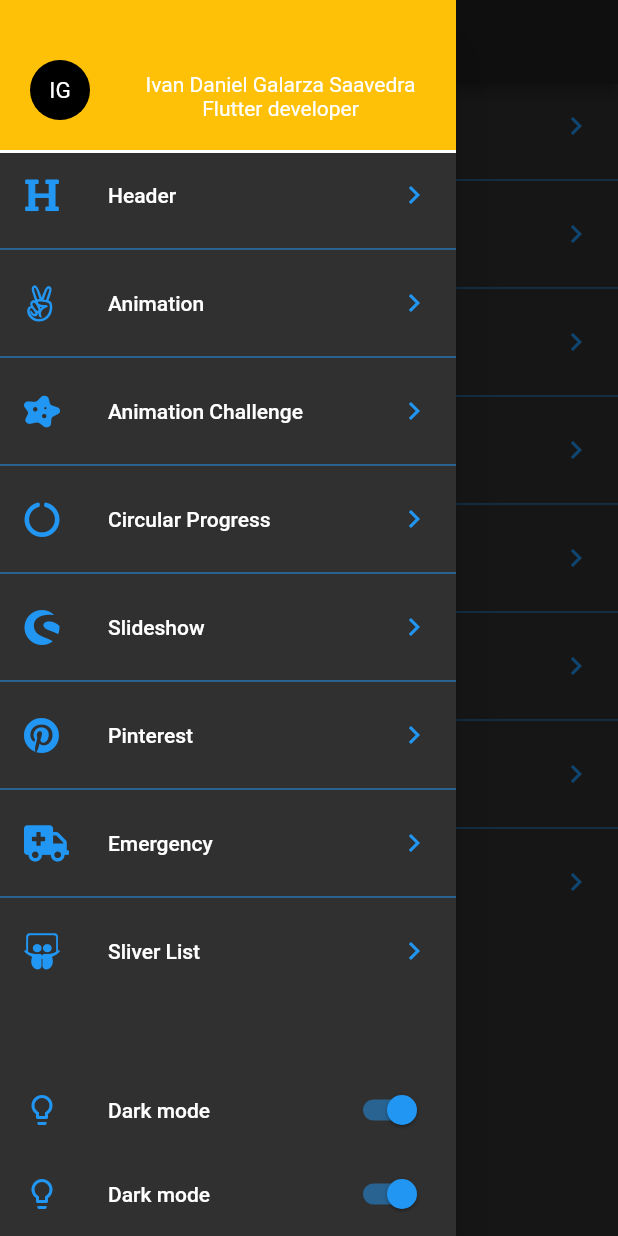
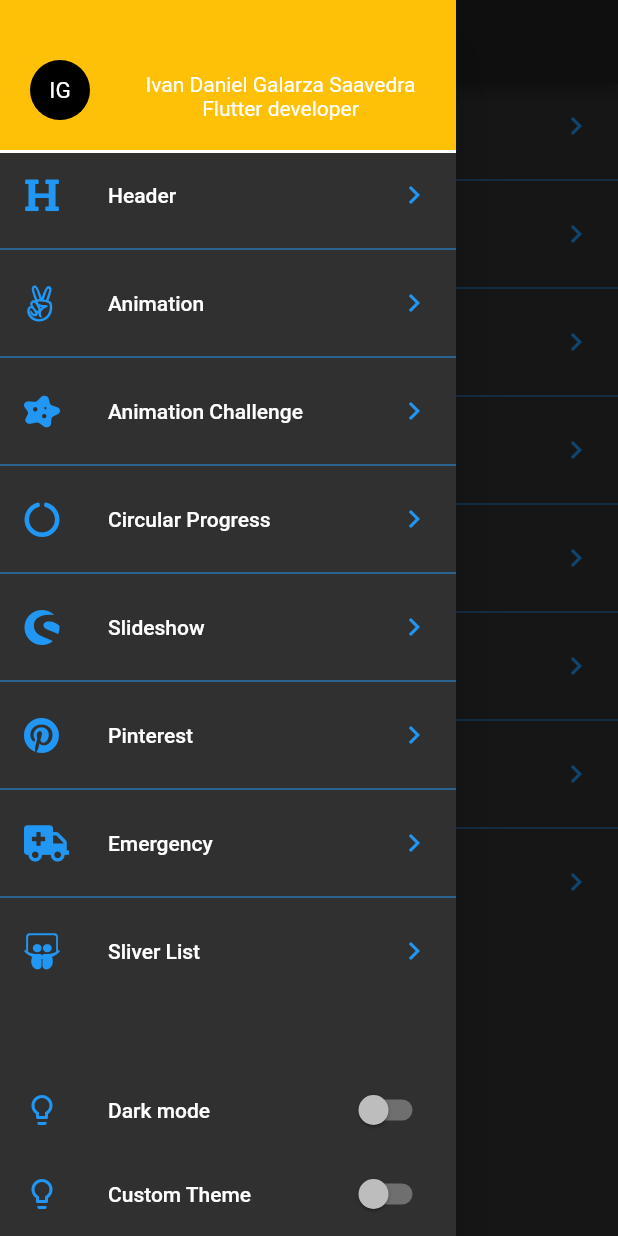
Before and after one commit to IdGalarzaSa/flutter-designs-and-animations, a Flutter app: the screen it shows after launch, with the side drawer open, on a phone screen of 412 x 824 dp. Run offline on Flutter 3.47's test engine with Material 2 defaults, Android fonts, the phone set to English and light mode, and no system bars; our stand-ins replace animate_do, flutter_svg, font_awesome_flutter.

Commit message:
Theme provider

```diff
--- a/lib/pages/launcher_page.dart
+++ b/lib/pages/launcher_page.dart
@@ -1,11 +1,12 @@
 import 'package:flutter/cupertino.dart';
 import 'package:flutter/material.dart';
 import 'package:flutter_designs/routes/routes.dart';
+import 'package:flutter_designs/theme/theme.dart';
 import 'package:font_awesome_flutter/font_awesome_flutter.dart';
+import 'package:provider/provider.dart';
 
 class LauncherPage extends StatelessWidget {
   static final String routeName = 'LauncherPage';
-
   @override
   Widget build(BuildContext context) {
     return Scaffold(
@@ -19,6 +20,8 @@ class LauncherPage extends StatelessWidget {
 class _Drawer extends StatelessWidget {
   @override
   Widget build(BuildContext context) {
+    final appTheme = Provider.of<ThemeChanger>(context);
+
     return Drawer(
       child: Container(
         child: Column(
@@ -35,7 +38,11 @@ class _Drawer extends StatelessWidget {
             ListTile(
               leading: Icon(Icons.lightbulb_outline, color: Colors.blue),
               title: Text('Dark mode'),
-              trailing: Switch.adaptive(value: true, onChanged: (newValue) {}, activeColor: Colors.blue),
+              trailing: Switch.adaptive(
+                value: appTheme.dartTheme,
+                onChanged: (newValue) => appTheme.dartTheme = newValue,
+                activeColor: Colors.blue,
+              ),
             ),
             SafeArea(
               bottom: true,
@@ -44,8 +51,12 @@ class _Drawer extends StatelessWidget {
               top: false,
               child: ListTile(
                 leading: Icon(Icons.lightbulb_outline, color: Colors.blue),
-                title: Text('Dark mode'),
-                trailing: Switch.adaptive(value: true, onChanged: (newValue) {}, activeColor: Colors.blue),
+                title: Text('Custom Theme'),
+                trailing: Switch.adaptive(
+                  value: appTheme.customTheme,
+                  onChanged: (newValue) => appTheme.customTheme = newValue,
+                  activeColor: Colors.blue,
+                ),
               ),
             )
           ],
```
